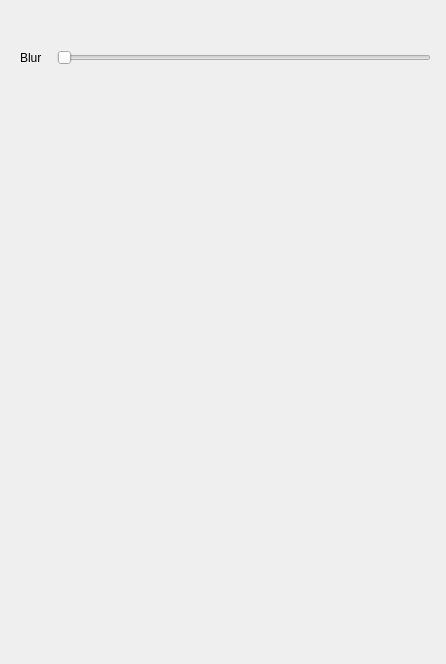
Before: the Qt Designer form ui_files/adjust-widget.ui in abeshahsan/Photo-Wizard, drawn with Qt 5.
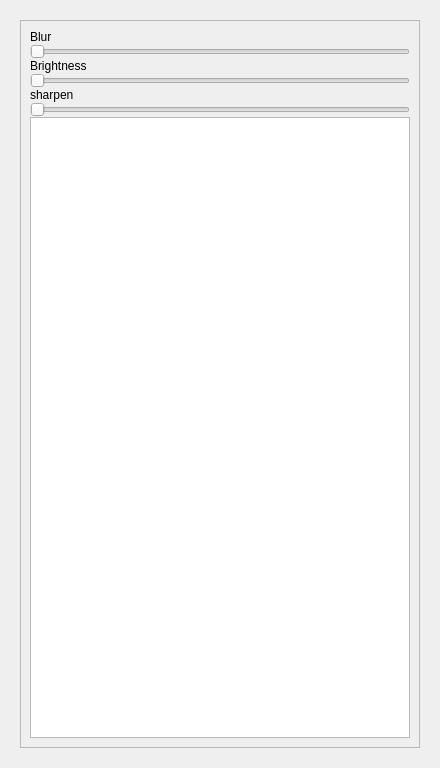
After: the same form once the commit is applied.

Diff of the .ui file:
```diff
--- a/ui_files/adjust-widget.ui
+++ b/ui_files/adjust-widget.ui
@@ -6,8 +6,8 @@
    <rect>
     <x>0</x>
     <y>0</y>
-    <width>446</width>
-    <height>664</height>
+    <width>440</width>
+    <height>768</height>
    </rect>
   </property>
   <property name="sizePolicy">
@@ -25,50 +25,36 @@
   <property name="autoFillBackground">
    <bool>false</bool>
   </property>
-  <widget class="QWidget" name="main_widget">
+  <layout class="QVBoxLayout" name="verticalLayout">
+   <item>
+    <widget class="QWidget" name="main_widget" native="true">
+     <layout class="QVBoxLayout" name="verticalLayout_2">
+      <item>
+       <widget class="QScrollArea" name="scrollArea">
+        <property name="verticalScrollBarPolicy">
+         <enum>Qt::ScrollBarAsNeeded</enum>
+        </property>
+        <property name="widgetResizable">
+         <bool>true</bool>
+        </property>
+        <property name="alignment">
+         <set>Qt::AlignLeading|Qt::AlignLeft|Qt::AlignTop</set>
+        </property>
+        <widget class="QWidget" name="scrollAreaWidgetContents">
    <property name="geometry">
     <rect>
      <x>0</x>
      <y>0</y>
-     <width>451</width>
-     <height>661</height>
-    </rect>
-   </property>
-   <layout class="QVBoxLayout" name="main_container" stretch="0,1">
+           <width>394</width>
+           <height>722</height>
+          </rect>
+         </property>
+         <layout class="QVBoxLayout" name="verticalLayout_3">
     <property name="spacing">
-     <number>10</number>
-    </property>
-    <property name="leftMargin">
-     <number>20</number>
-    </property>
-    <property name="topMargin">
-     <number>50</number>
-    </property>
-    <property name="rightMargin">
-     <number>20</number>
-    </property>
-    <item>
-     <layout class="QHBoxLayout" name="blur_container" stretch="0,1">
-      <property name="spacing">
-       <number>15</number>
-      </property>
-      <property name="sizeConstraint">
-       <enum>QLayout::SetDefaultConstraint</enum>
-      </property>
-      <property name="leftMargin">
-       <number>0</number>
-      </property>
-      <property name="topMargin">
-       <number>0</number>
-      </property>
-      <property name="rightMargin">
        <number>0</number>
       </property>
       <item>
        <widget class="QLabel" name="blur_label">
-        <property name="midLineWidth">
-         <number>0</number>
-        </property>
         <property name="text">
          <string>Blur</string>
         </property>
@@ -76,30 +62,50 @@
       </item>
       <item>
        <widget class="QSlider" name="blur_slider">
-        <property name="sizePolicy">
-         <sizepolicy hsizetype="MinimumExpanding" vsizetype="Fixed">
-          <horstretch>0</horstretch>
-          <verstretch>0</verstretch>
-         </sizepolicy>
-        </property>
-        <property name="minimumSize">
-         <size>
-          <width>120</width>
-          <height>0</height>
-         </size>
-        </property>
+            <property name="orientation">
+             <enum>Qt::Horizontal</enum>
+            </property>
+           </widget>
+          </item>
+          <item>
+           <widget class="QLabel" name="brightness_label">
+            <property name="text">
+             <string>Brightness</string>
+            </property>
+           </widget>
+          </item>
+          <item>
+           <widget class="QSlider" name="brightness_slider">
         <property name="orientation">
          <enum>Qt::Horizontal</enum>
         </property>
        </widget>
       </item>
-     </layout>
+          <item>
+           <widget class="QLabel" name="sharpen_label">
+            <property name="text">
+             <string>sharpen</string>
+            </property>
+           </widget>
     </item>
     <item>
-     <layout class="QHBoxLayout" name="horizontalLayout_2"/>
-    </item>
-   </layout>
-  </widget>
+           <widget class="QSlider" name="sharpen_slider">
+            <property name="orientation">
+             <enum>Qt::Horizontal</enum>
+            </property>
+           </widget>
+          </item>
+          <item>
+           <widget class="QListWidget" name="listWidget"/>
+          </item>
+         </layout>
+        </widget>
+       </widget>
+      </item>
+     </layout>
+    </widget>
+   </item>
+  </layout>
  </widget>
  <resources/>
  <connections/>
```
Left out of the diff: 4 changed lines with no effect on the pictures. Lines whose indentation alone changed are shown as unchanged.
